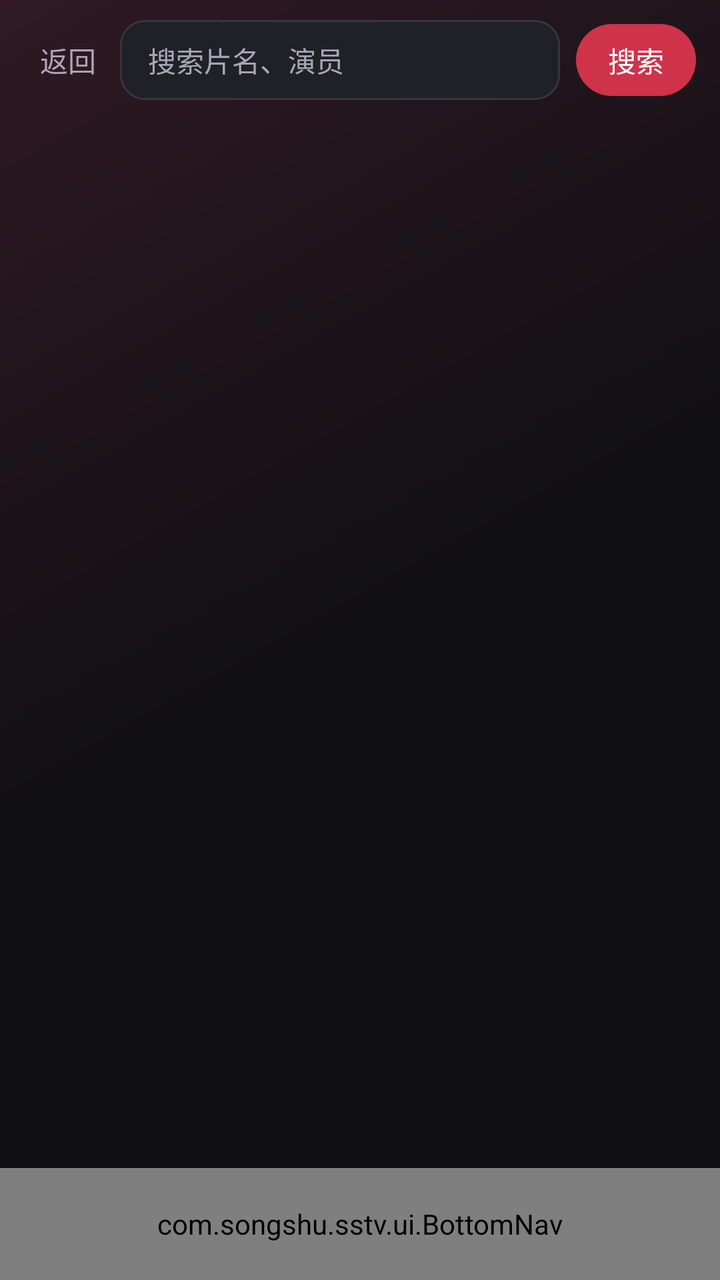
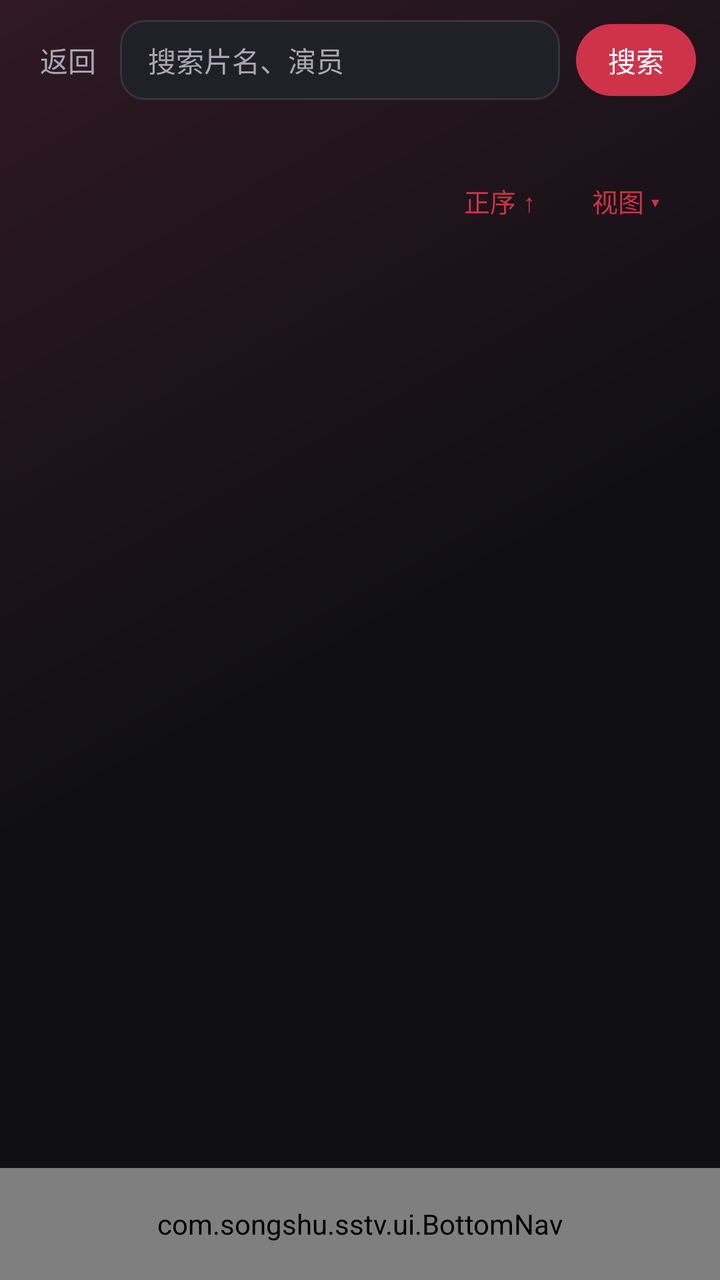

Screens rendered from an Android XML layout before and after an edit, with the pre-edit source and the edit as a unified diff.
<!-- AndroidManifest.xml: application theme AppTheme -->
<!-- res/layout/activity_search.xml -->
<?xml version="1.0" encoding="utf-8"?>
<LinearLayout xmlns:android="http://schemas.android.com/apk/res/android"
    android:layout_width="match_parent"
    android:layout_height="match_parent"
    android:orientation="vertical"
    android:background="@drawable/bg_page"
    android:fitsSystemWindows="true">

    <LinearLayout
        android:layout_width="match_parent"
        android:layout_height="wrap_content"
        android:orientation="horizontal"
        android:gravity="center_vertical"
        android:paddingLeft="8dp"
        android:paddingRight="12dp"
        android:paddingTop="10dp"
        android:paddingBottom="6dp">

        <TextView
            android:id="@+id/btnBack"
            android:layout_width="wrap_content"
            android:layout_height="36dp"
            android:gravity="center"
            android:paddingLeft="12dp"
            android:paddingRight="12dp"
            android:text="返回"
            android:textColor="?attr/appTextMuted"
            android:textSize="14sp" />

        <EditText
            android:id="@+id/input"
            android:layout_width="0dp"
            android:layout_height="40dp"
            android:layout_weight="1"
            android:background="@drawable/bg_card"
            android:hint="@string/search_hint"
            android:imeOptions="actionSearch"
            android:inputType="text"
            android:paddingLeft="14dp"
            android:paddingRight="14dp"
            android:singleLine="true"
            android:textColor="?attr/appText"
            android:textColorHint="?attr/appTextMuted"
            android:textSize="14sp" />

        <TextView
            android:id="@+id/btnGo"
            android:layout_width="wrap_content"
            android:layout_height="36dp"
            android:layout_marginLeft="8dp"
            android:background="@drawable/bg_btn_primary"
            android:gravity="center"
            android:paddingLeft="16dp"
            android:paddingRight="16dp"
            android:text="搜索"
            android:textColor="?attr/appOnAccent"
            android:textSize="14sp" />
    </LinearLayout>

    <TextView
        android:id="@+id/tip"
        android:layout_width="match_parent"
        android:layout_height="wrap_content"
        android:layout_marginLeft="17dp"
        android:layout_marginBottom="6dp"
        android:textColor="?attr/appTextMuted"
        android:textSize="12sp" />

    <FrameLayout
        android:layout_width="match_parent"
        android:layout_height="0dp"
        android:layout_weight="1">

        <androidx.recyclerview.widget.RecyclerView
            android:id="@+id/list"
            android:layout_width="match_parent"
            android:layout_height="match_parent"
            android:paddingBottom="12dp"
            android:clipToPadding="false"
            android:scrollbars="none" />

        <ProgressBar
            android:id="@+id/progress"
            android:layout_width="wrap_content"
            android:layout_height="wrap_content"
            android:layout_gravity="center"
            android:visibility="gone" />

        <TextView
            android:id="@+id/hint"
            android:layout_width="wrap_content"
            android:layout_height="wrap_content"
            android:layout_gravity="center"
            android:textColor="?attr/appTextMuted"
            android:textSize="14sp"
            android:visibility="gone" />
    </FrameLayout>

<com.songshu.sstv.ui.BottomNav android:layout_width="match_parent" android:layout_height="56dp" />
</LinearLayout>
<!-- resources referenced by this layout -->
<resources>
  <!-- drawable bg_btn_primary (drawable) -->
  <ripple xmlns:android="http://schemas.android.com/apk/res/android" android:color="?attr/appAccentDim"><item><shape><solid android:color="?attr/appAccent"/><corners android:radius="?attr/appPillCorner"/></shape></item></ripple>
  <!-- drawable bg_card (drawable) -->
  <ripple xmlns:android="http://schemas.android.com/apk/res/android" android:color="?attr/appAccentDim"><item><shape><solid android:color="?attr/appSurface"/><corners android:radius="?attr/appCorner"/><stroke android:width="1dp" android:color="?attr/appDivider" /></shape></item></ripple>
  <!-- drawable bg_page (drawable) -->
  <shape xmlns:android="http://schemas.android.com/apk/res/android"><gradient android:angle="315" android:startColor="?attr/appGlow" android:centerColor="?attr/appBg" android:endColor="?attr/appBg" /></shape>
  <string name="search_hint">搜索片名、演员</string>
  <style name="AppTheme" parent="Theme.AppCompat.NoActionBar">
          <item name="appBg">#101014</item>
          <item name="appSurface">#202027</item>
          <item name="appSurfaceAlt">#2C2B35</item>
          <item name="appAccent">#CE334A</item>
          <item name="appAccentDim">#722334</item>
          <item name="appText">#F7F3F2</item>
          <item name="appTextMuted">#AAA6B5</item>
          <item name="appDivider">#373440</item>
          <item name="appSuccess">#63D79C</item>
          <item name="appOnAccent">#FFFFFF</item>
          <item name="appGlow">#301923</item>
          <item name="appCorner">12dp</item>
          <item name="appPillCorner">18dp</item>
          <item name="android:fontFamily">sans-serif</item>
          <item name="android:windowBackground">?attr/appBg</item>
          <item name="android:statusBarColor">?attr/appBg</item>
          <item name="android:navigationBarColor">?attr/appBg</item>
          <item name="android:colorBackground">?attr/appSurface</item>
          <item name="android:textColorPrimary">?attr/appText</item>
          <item name="android:textColorSecondary">?attr/appTextMuted</item>
          <item name="android:textColorHint">?attr/appTextMuted</item>
          <item name="colorAccent">?attr/appAccent</item>
          <item name="colorControlNormal">?attr/appTextMuted</item>
          <item name="colorControlActivated">?attr/appAccent</item>
          <item name="android:windowLightStatusBar">false</item>
          <item name="android:windowAnimationStyle">@style/AppWindowAnimation</item>
      </style>
  <style name="AppWindowAnimation">
          <item name="android:activityOpenEnterAnimation">@anim/page_enter</item>
          <item name="android:activityOpenExitAnimation">@anim/page_exit</item>
          <item name="android:activityCloseEnterAnimation">@anim/page_enter</item>
          <item name="android:activityCloseExitAnimation">@anim/page_exit</item>
      </style>
</resources>

<!-- the commit's change to res/layout/activity_search.xml (unified diff, before → after) -->
@@ -4,7 +4,7 @@
     android:layout_height="match_parent"
     android:orientation="vertical"
     android:background="@drawable/bg_page"
-    android:fitsSystemWindows="true">
+    android:fitsSystemWindows="true" android:focusable="true" android:focusableInTouchMode="true">
 
     <LinearLayout
         android:layout_width="match_parent"
@@ -66,6 +66,9 @@
         android:textColor="?attr/appTextMuted"
         android:textSize="12sp" />
 
+<LinearLayout android:layout_width="match_parent" android:layout_height="44dp" android:gravity="end|center_vertical" android:paddingHorizontal="16dp">
+<TextView android:id="@+id/btnSort" android:layout_width="wrap_content" android:layout_height="40dp" android:gravity="center" android:paddingHorizontal="14dp" android:text="正序 ↑" android:textSize="13sp" android:textColor="?attr/appAccent" />
+<TextView android:id="@+id/btnViewMode" android:layout_width="wrap_content" android:layout_height="40dp" android:gravity="center" android:paddingHorizontal="14dp" android:text="视图 ▾" android:textSize="13sp" android:textColor="?attr/appAccent" /></LinearLayout>
     <FrameLayout
         android:layout_width="match_parent"
         android:layout_height="0dp"
